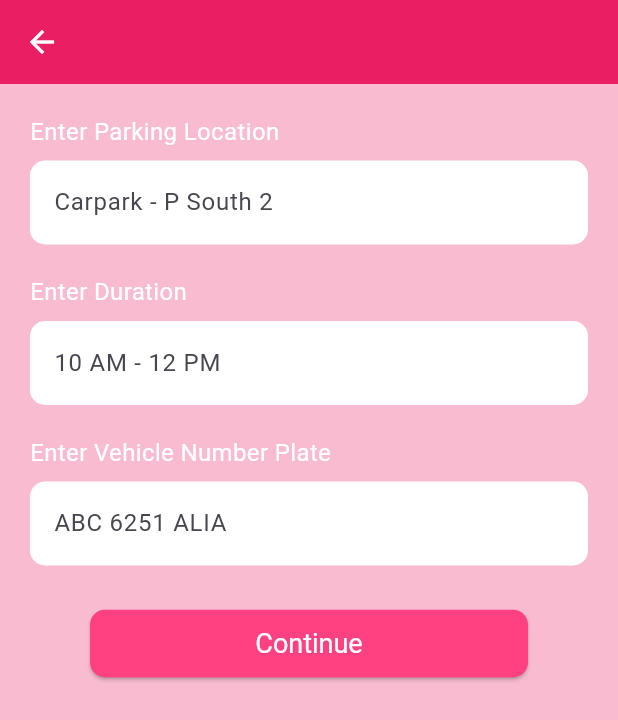
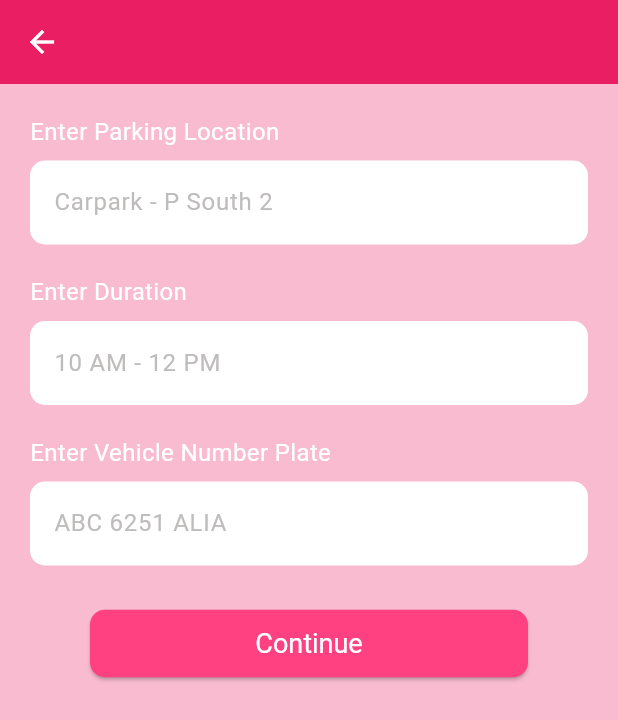
Before and after one commit to Buchu97/Parking-Spot-Booking-Service-Flutter-Application-, a Flutter app: the EnterDetails screen opened directly with empty values, on a phone screen of 412 x 824 dp. Shown: the top 720 px of the screen. Run offline on Flutter 3.47's test engine with Material 3 defaults, Android fonts, the phone set to English and light mode, and no system bars.

Commit message:
making EnterDetails stateful & implementing text controllers

```diff
--- a/mvp_mq/lib/enter_details.dart
+++ b/mvp_mq/lib/enter_details.dart
@@ -1,9 +1,29 @@
 import 'package:flutter/material.dart';
 import 'package:mvp_mq/service_button.dart';
 
-class EnterDetails extends StatelessWidget {
-  const EnterDetails({super.key, required this.parkingPass});
+class EnterDetails extends StatefulWidget {
+   const EnterDetails({super.key, required this.parkingPass});
     final void Function() parkingPass;
+
+  @override
+  State<EnterDetails> createState(){
+    return _EnterDetails();
+  }
+}
+
+
+class _EnterDetails extends State<EnterDetails>{
+  final _locationTextController = TextEditingController();
+  final _durationTextController = TextEditingController();
+  final _vehicleNumTextController = TextEditingController();
+  @override
+  void dispose() {
+     _locationTextController.dispose();
+   _durationTextController.dispose();
+   _vehicleNumTextController.dispose();
+    super.dispose();
+  }
+
 
 
   @override
@@ -30,17 +50,23 @@ class EnterDetails extends StatelessWidget {
                 textAlign: TextAlign.left,
               ),
               const SizedBox(height: 8),
-              TextFormField(
+              TextField(
+                controller: _locationTextController,
+                // style: const TextStyle(color: Colors.black),
                 decoration: InputDecoration(
                   filled: true,
                   fillColor: Colors.white,
+
                   hintText: 'Carpark - P South 2',
+                  hintStyle: const TextStyle(color:  Color.fromARGB(255, 191, 188, 188)),
                   border: OutlineInputBorder(
                     borderRadius: BorderRadius.circular(10),
                     borderSide: BorderSide.none,
                   ),
                 ),
               ),
+
+
               const SizedBox(height: 20),
               const Text(
                 'Enter Duration',
@@ -48,11 +74,14 @@ class EnterDetails extends StatelessWidget {
                 textAlign: TextAlign.left,
               ),
               const SizedBox(height: 8),
-              TextFormField(
+              TextField(
+                controller: _durationTextController,
                 decoration: InputDecoration(
                   filled: true,
                   fillColor: Colors.white,
                   hintText: '10 AM - 12 PM',
+                  hintStyle: const TextStyle(color: Color.fromARGB(255, 191, 188, 188)),
+
                   border: OutlineInputBorder(
                     borderRadius: BorderRadius.circular(10),
                     borderSide: BorderSide.none,
@@ -66,11 +95,15 @@ class EnterDetails extends StatelessWidget {
                 textAlign: TextAlign.left,
               ),
               const SizedBox(height: 8),
-              TextFormField(
+              TextField(
+                controller: _vehicleNumTextController,
                 decoration: InputDecoration(
                   filled: true,
                   fillColor: Colors.white,
+
                   hintText: 'ABC 6251 ALIA',
+                  hintStyle: const TextStyle(color: Color.fromARGB(255, 191, 188, 188)),
+
                   border: OutlineInputBorder(
                     borderRadius: BorderRadius.circular(10),
                     borderSide: BorderSide.none,
@@ -78,7 +111,7 @@ class EnterDetails extends StatelessWidget {
                 ),
               ),
               const SizedBox(height: 20),
-              ServiceButton(text: "Continue",  nextPage: parkingPass),
+              ServiceButton(text: "Continue",  nextPage: widget.parkingPass),
             ],
           ),
         ),
```
